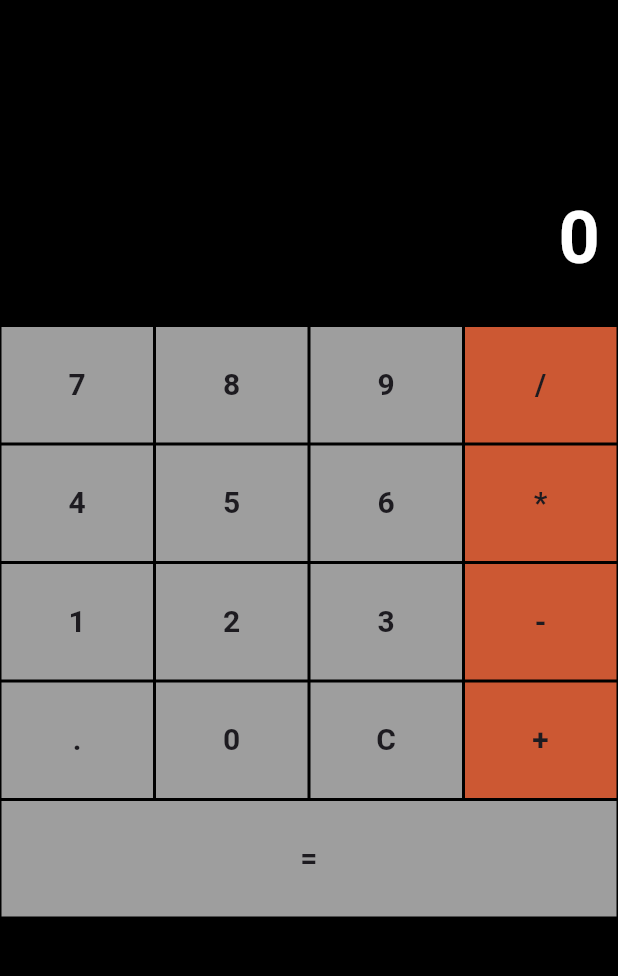
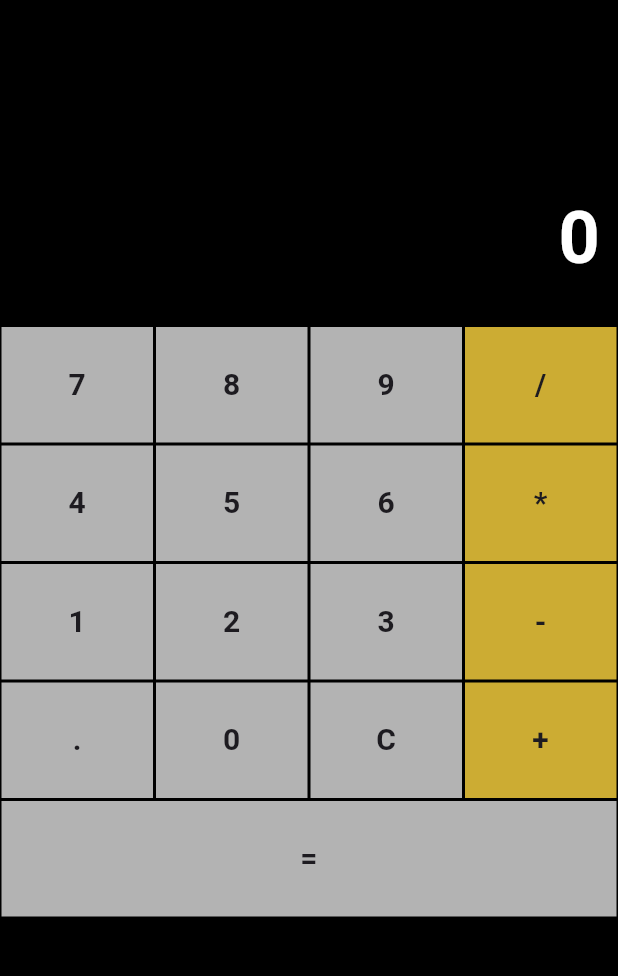
Before and after one commit to dan579/calculadora_2, a Flutter app: the screen it shows after launch, on a phone screen of 412 x 824 dp, the part 84-1060 px from its top. Run offline on Flutter 3.47's test engine with Material 2 defaults, Android fonts, the phone set to English and light mode, and no system bars.

Commit message:
Update home-page.dart

```diff
--- a/lib/pages/home-page.dart
+++ b/lib/pages/home-page.dart
@@ -55,20 +55,19 @@ class _MyHomePageState extends State<MyHomePage> {
 
   Widget _buildNumberButton(String buttonText) {
     return Expanded(
-      child: Container(
-        padding: EdgeInsets.all(24.0),
-        decoration: BoxDecoration(
-          color: Colors.grey,
-          border: Border.all(width: 1, color: Colors.black,
-        ),
-        ),
-        child: InkWell(
+      child: InkWell(
           onTap: ()  => _buttonPressed(buttonText),
-          focusColor: Colors.indigoAccent,
           borderRadius: BorderRadius.zero,
           radius: double.maxFinite,
           autofocus: false,
-          child: Text(
+          child: Container(
+            padding: EdgeInsets.all(24.0),
+            decoration: BoxDecoration(
+              color: Colors.white54.withOpacity(0.7),
+              border: Border.all(width: 1, color: Colors.black,
+              ),
+            ),
+            child: Text(
             textAlign: TextAlign.center,
             buttonText,
             style: TextStyle(
@@ -83,19 +82,18 @@ class _MyHomePageState extends State<MyHomePage> {
 
   Widget _buildOperationButton(String buttonText) {
     return Expanded(
-      child: Container(
-        padding: EdgeInsets.all(24.0),
-        decoration: BoxDecoration(
-          color: Colors.deepOrangeAccent.withOpacity(0.8),
-          border: Border.all(width: 1, color: Colors.black,),
-        ),
         child: InkWell(
           onTap: ()  => _buttonPressed(buttonText),
-          focusColor: Colors.indigoAccent,
           borderRadius: BorderRadius.zero,
           radius: double.maxFinite,
           autofocus: false,
-          child: Text(
+        child: Container(
+            padding: EdgeInsets.all(24.0),
+      decoration: BoxDecoration(
+        color: Colors.amberAccent.withOpacity(0.8),
+        border: Border.all(width: 1, color: Colors.black,),
+      ),
+      child: Text(
             textAlign: TextAlign.center,
             buttonText,
             style: TextStyle(
```
